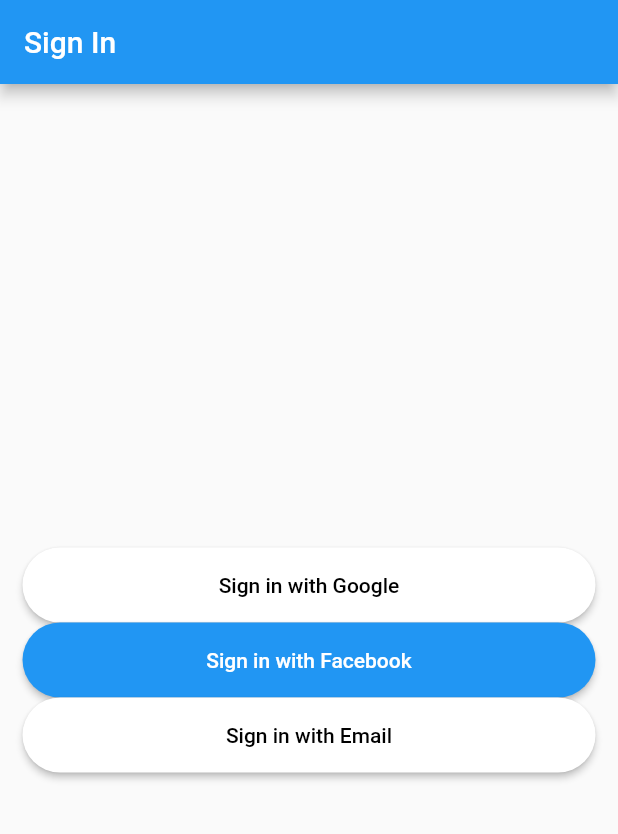
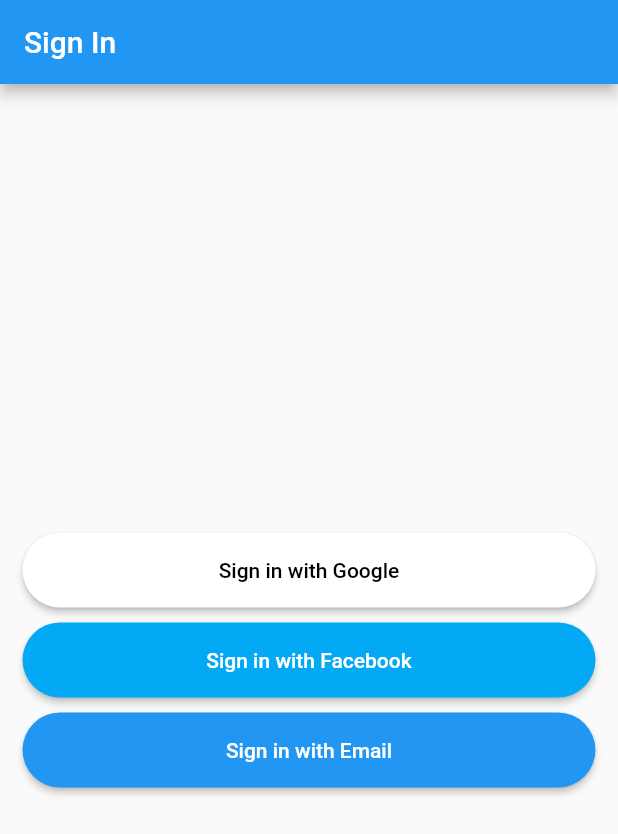
Before and after one commit to Ai-Albert/Hindsight, a Flutter app: the screen it shows after launch, on a phone screen of 412 x 824 dp. Shown: the top 834 px of the screen. Run offline on Flutter 3.47's test engine with Material 2 defaults, Android fonts, the light colour scheme and no system bars; our stand-ins replace firebase_auth, firebase_core; accounts and stored records are empty.

```diff
--- a/lib/pages/sign_in.dart
+++ b/lib/pages/sign_in.dart
@@ -38,16 +38,18 @@
               textColor: Colors.black,
               onPressed: () {},
             ),
+            SizedBox(height: 10.0),
             SignInButton(
-              color: Colors.blue,
+              color: Colors.lightBlue,
               text: 'Sign in with Facebook',
               textColor: Colors.white,
               onPressed: () {},
             ),
+            SizedBox(height: 10.0),
             SignInButton(
-              color: Colors.white,
+              color: Colors.blue,
               text: 'Sign in with Email',
-              textColor: Colors.black,
+              textColor: Colors.white,
               onPressed: () {},
             ),
           ],
```
Also changed, not shown: lib/pages/home.dart (+19 -6 lines).
